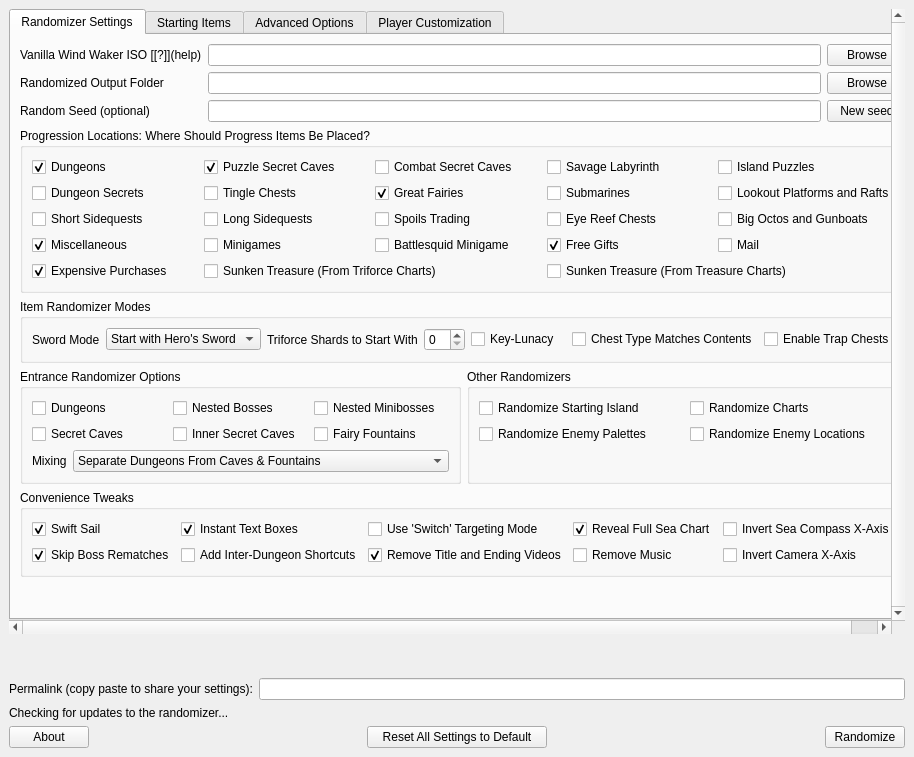
Before: the Qt Designer form wwr_ui/randomizer_window.ui in tanjo3/wwrando, drawn with Qt 5.
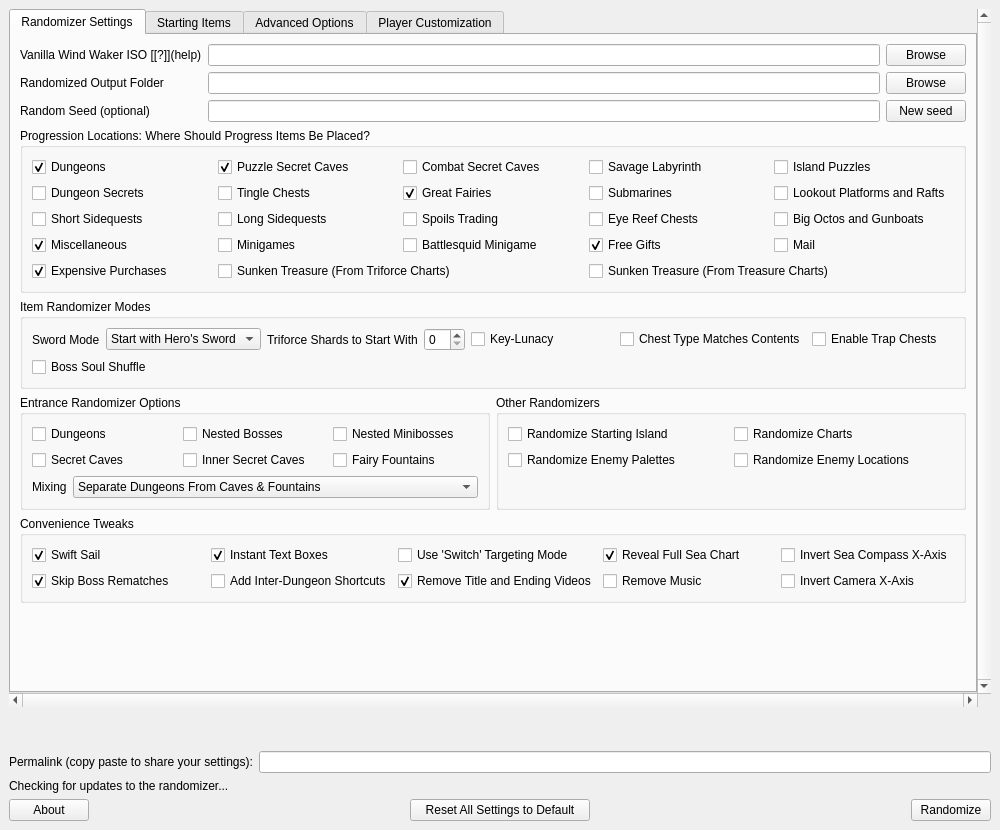
After: the same form once the commit is applied. Custom widgets are drawn as their Qt base class.

Commit message: Expose option for boss soul shuffle in the UI

What changed in the file:
```diff
--- a/wwr_ui/randomizer_window.ui
+++ b/wwr_ui/randomizer_window.ui
@@ -6,8 +6,8 @@
    <rect>
     <x>0</x>
     <y>0</y>
-    <width>914</width>
-    <height>757</height>
+    <width>1000</width>
+    <height>830</height>
    </rect>
   </property>
   <property name="windowTitle">
@@ -402,6 +402,13 @@
                  </item>
                 </layout>
                </item>
+               <item row="7" column="0">
+                <widget class="QCheckBox" name="boss_soul_shuffle">
+                 <property name="text">
+                  <string>Boss Soul Shuffle</string>
+                 </property>
+                </widget>
+               </item>
               </layout>
              </widget>
             </item>
```
The commit also changes 2 other files.
